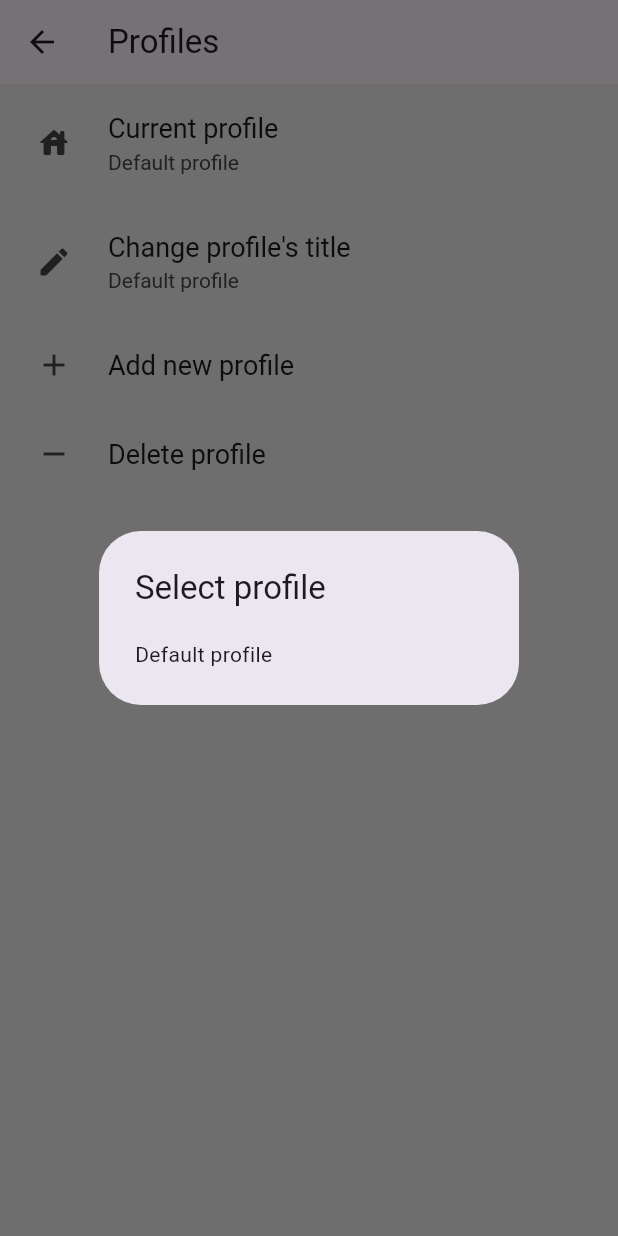
After one commit to sergejey/majordomo_flutter_app, a Flutter app: the PageProfiles screen opened directly, after a tap on "Current profile", on a phone screen of 412 x 824 dp. The commit adds this screen. Run offline on Flutter 3.47's test engine with Material 3 defaults, Android fonts, the phone set to English and light mode, and no system bars; drawn by our look-alikes of settings_ui; our stand-ins replace auto_size_text, connectivity_plus, firebase_core, firebase_messaging, flutter_local_notifications, flutter_speed_dial and 7 more; missing offline and left inert: based_battery_indicator, flutter_fgbg, network_info_plus, oauth_webauth, prompt_dialog, responsive_grid_list; accounts and stored records are empty.

Commit message:
Multi-profiles

```diff
--- a/lib/commonWidgets/group_widget.dart
+++ b/lib/commonWidgets/group_widget.dart
@@ -20,7 +20,7 @@ class GroupWidget extends StatelessWidget {
       groupIcon = const Icon(Icons.light_outlined, color: Colors.green);
     }
     if (name == 'outlet') {
-      groupIcon = const Icon(Icons.outlet_outlined, color: Colors.green);
+      groupIcon = const Icon(Icons.power_settings_new, color: Colors.green);
     }
     if (name == 'openable') {
       groupIcon = const Icon(Icons.lock_open_rounded, color: Colors.green);
@@ -30,6 +30,9 @@ class GroupWidget extends StatelessWidget {
     }
     if (name == 'motion') {
       groupIcon = const Icon(Icons.man, color: Colors.green);
+    }
+    if (name == 'camera') {
+      groupIcon = const Icon(Icons.video_camera_back_outlined, color: Colors.green);
     }
     if (name == 'climate') {
       groupIcon = const Icon(Icons.ac_unit_outlined, color: Colors.green);
--- /dev/null
+++ b/lib/models/profile.dart
@@ -0,0 +1,9 @@
+class Profile {
+  final String id;
+  final String title;
+
+  const Profile({
+    required this.id,
+    required this.title,
+  });
+}
--- a/lib/pages/page_main.dart
+++ b/lib/pages/page_main.dart
@@ -20,6 +20,7 @@ import 'package:home_app/commonWidgets/_room_wrapper.dart';
 import 'package:localization/localization.dart';
 import 'package:responsive_grid_list/responsive_grid_list.dart';
 import 'package:flutter_speed_dial/flutter_speed_dial.dart';
+import 'package:fluttertoast/fluttertoast.dart';
 
 import 'package:flutter_fgbg/flutter_fgbg.dart';
 
@@ -174,7 +175,40 @@ class _MyHomePageState extends State<PageMain> {
                       });
                     },
                   ),
-                ]),
+                ]..addAll(stateManager
+                    .pageMainDevicesNotifier.profiles.length <=
+                    1
+                    ? []
+                    : List.generate(
+                    stateManager.pageMainDevicesNotifier.profiles.length,
+                        (index) {
+                      int len = stateManager
+                          .pageMainDevicesNotifier.profiles.length;
+                      int addIndex = len - index - 1;
+                      return SpeedDialChild(
+                        child: const Icon(Icons.home),
+                        backgroundColor: stateManager
+                            .pageMainDevicesNotifier
+                            .profiles[addIndex]
+                            .id ==
+                            stateManager.pageMainDevicesNotifier
+                                .currentProfileId
+                            ? Colors.green
+                            : Colors.blue,
+                        foregroundColor: Colors.white,
+                        label: stateManager.pageMainDevicesNotifier
+                            .profiles[addIndex].title,
+                        onTap: () {
+                          Fluttertoast.showToast(
+                              msg:
+                              '${"profiles_switching_to".i18n()} ${stateManager.pageMainDevicesNotifier.profiles[addIndex].title}');
+                          stateManager.pageMainDevicesNotifier.switchProfile(stateManager
+                              .pageMainDevicesNotifier
+                              .profiles[addIndex]
+                              .id);
+                        },
+                      );
+                    }))),
           ),
         );
       },
--- /dev/null
+++ b/lib/pages/page_profiles.dart
@@ -0,0 +1,130 @@
+import 'package:flutter/material.dart';
+import 'package:settings_ui/settings_ui.dart';
+import 'package:localization/localization.dart';
+import '../models/profile.dart';
+import '../services/service_locator.dart';
+import './page_profiles_logic.dart';
+import 'package:prompt_dialog/prompt_dialog.dart';
+
+class PageProfiles extends StatefulWidget {
+  const PageProfiles({super.key});
+
+  @override
+  State<PageProfiles> createState() => _ProfilesPageState();
+}
+
+class _ProfilesPageState extends State<PageProfiles> {
+  final stateManager = getIt<ProfilesPageManager>();
+
+  @override
+  void initState() {
+    stateManager.initProfilesPageState();
+    super.initState();
+  }
+
+  @override
+  void dispose() {
+    stateManager.dispose();
+    super.dispose();
+  }
+
+  @override
+  Widget build(BuildContext context) {
+    final stateManager = getIt<ProfilesPageManager>();
+    return ValueListenableBuilder<String>(
+        valueListenable: stateManager.pageProfilesNotifier,
+        builder: (context, value, child) {
+          return Scaffold(
+              appBar: AppBar(title: Text('profiles'.i18n())),
+              body: SettingsList(platform: DevicePlatform.android, sections: [
+                SettingsSection(tiles: [
+                  SettingsTile(
+                    title: Text('profiles_current'.i18n()),
+                    leading: const Icon(Icons.house_rounded),
+                    value: Text(
+                        stateManager.pageProfilesNotifier.currentProfileTitle),
+                    onPressed: (context) async {
+                      List<Profile> profiles =
+                      await stateManager.pageProfilesNotifier.getProfiles();
+                      showDialog(
+                        context: context,
+                        builder: (BuildContext context) {
+                          return SimpleDialog(
+                            title: Text('profiles_select'.i18n()),
+                            children: [
+                              ...profiles.map((value) {
+                                return SimpleDialogOption(
+                                  child: Text(value.title),
+                                  onPressed: () {
+                                    stateManager.switchProfile(value.id);
+                                    Navigator.pop(context);
+                                  },
+                                );
+                              }),
+                            ],
+                          );
+                        },
+                      );
+                      stateManager.initProfilesPageState();
+                    },
+                  ),
+                  SettingsTile(
+                    title: Text('profiles_change_title'.i18n()),
+                    leading: const Icon(Icons.edit),
+                    value: Text(
+                        "${stateManager.pageProfilesNotifier.currentProfileTitle}"),
+                    onPressed: (context) async {
+                      String? newValue = await prompt(context,
+                          initialValue: stateManager
+                              .pageProfilesNotifier.currentProfileTitle) ??
+                          "";
+                      if (newValue != "") {
+                        stateManager.setProfileTitle(newValue);
+                      }
+                    },
+                  ),
+                  SettingsTile(
+                    title: Text('profiles_add'.i18n()),
+                    leading: const Icon(Icons.add),
+                    onPressed: (context) async {
+                      String? newValue = await prompt(context) ?? "";
+                      if (newValue != "") {
+                        stateManager.addProfile(newValue);
+                      }
+                    },
+                  ),
+                  SettingsTile(
+                    title: Text('profiles_delete'.i18n()),
+                    leading: const Icon(Icons.remove),
+                    enabled: stateManager.pageProfilesNotifier.currentProfileId!="",
+                    onPressed: (context) async {
+                      showDialog(
+                          context: context,
+                          builder: (BuildContext context) {
+                            return AlertDialog(
+                              title: Text('dialog_confirmation'.i18n()),
+                              content: Text('dialog_are_you_sure'.i18n()),
+                              actions: [
+                                TextButton(
+                                  child: Text('dialog_ok'.i18n()),
+                                  onPressed: () {
+                                    stateManager.deleteProfile();
+                                    Navigator.pop(context);
+                                  },
+                                ),
+                                TextButton(
+                                  child: Text('dialog_cancel'.i18n()),
+                                  onPressed: () {
+                                    Navigator.pop(context);
+                                  },
+                                ),
+                              ],
+                            );
+                          });
+                    },
+                  ),
+                ])
+              ]));
+        });
+  }
+}
--- /dev/null
+++ b/lib/pages/page_profiles_notifier.dart
@@ -0,0 +1,60 @@
+import 'package:flutter/cupertino.dart';
+import '../services/service_locator.dart';
+import '../services/preferences_service.dart';
+import 'package:localization/localization.dart';
+import '../models/profile.dart';
+
+class PageProfilesNotifier extends ValueNotifier<String> {
+  PageProfilesNotifier() : super('');
+
+  final _preferencesService = getIt<PreferencesService>();
+  String currentProfileId = "";
+  String currentProfileTitle = "";
+
+  Future<void> initialize() async {
+    // get settings
+    await _preferencesService.readAllPreferences();
+    currentProfileId = _preferencesService.getProfileId();
+    currentProfileTitle =
+        _preferencesService.getPreference("profile_title") ?? 'profiles_default'.i18n();
+    _updatePageProfiles(DateTime.now().toString());
+  }
+
+  Future<List<Profile>> getProfiles() async {
+    return _preferencesService.getProfiles();
+  }
+
+  void addProfile(String profileTitle) async {
+    await _preferencesService.addProfile(profileTitle);
+    initialize();
+  }
+
+  void setProfileTitle(String profileTitle) {
+    _preferencesService.setProfileTitle(currentProfileId, profileTitle);
+    currentProfileTitle = profileTitle;
+    initialize();
+  }
+
+  void switchProfile(String profileId) async {
+    _preferencesService.setProfileId(profileId);
+    initialize();
+  }
+
+  void deleteProfile() async {
+    await _preferencesService.deleteProfile(currentProfileId);
+    initialize();
+  }
+
+  String? getPreference(String key) {
+    return _preferencesService.getPreference(key);
+  }
+
+  Future<void> savePreference(String key, String value) async {
+    _preferencesService.savePreference(key, value);
+    _updatePageProfiles(DateTime.now().toString());
+  }
+
+  void _updatePageProfiles(String newValue) {
+    value = newValue;
+  }
+}
--- a/lib/services/preferences_service.dart
+++ b/lib/services/preferences_service.dart
@@ -1,8 +1,11 @@
 import "dart:async";
 import 'package:shared_preferences/shared_preferences.dart';
+import 'package:localization/localization.dart';
+import '../models/profile.dart';
 
 class PreferencesService {
 
+  String _profileId = '';
   final _data = <String,dynamic>{};
 
   final Future<SharedPreferences> _prefs = SharedPreferences.getInstance();
@@ -14,16 +17,103 @@ class PreferencesService {
     for (var element in keys) {
       _data[element] = prefs.getString(element);
     }
+    _profileId = _data["profile_id"] ?? "";
+  }
+
+  String getProfileId() {
+    return _profileId;
+  }
+
+  void setProfileId(String Id) async {
+    final SharedPreferences prefs = await _prefs;
+    prefs.setString("profile_id", Id);
+    _data["profile_id"] = Id;
+    _profileId = Id;
+  }
+
+  void setProfileTitle(String Id, String profileTitle) async {
+    final SharedPreferences prefs = await _prefs;
+    if (Id != "") {
+      prefs.setString("prof_${Id}_profile_title", profileTitle);
+    } else {
+      prefs.setString("profile_title", profileTitle);
+    }
+  }
+
+  Future<void> addProfile(String profileTitle) async {
+    final SharedPreferences prefs = await _prefs;
+    String profileList = prefs.getString("list_of_profiles") ?? "";
+    List<String> profilesString = profileList.split(";");
+
+    String newId = DateTime.now().millisecondsSinceEpoch.toString();
+    profilesString.add(newId);
+    prefs.setString("list_of_profiles", profilesString.join(";"));
+    setProfileTitle(newId, profileTitle);
+    setProfileId(newId);
+  }
+
+  Future<List<Profile>> getProfiles() async {
+    final SharedPreferences prefs = await _prefs;
+    List<Profile> profiles = [];
+    profiles.add(Profile(id: '', title: _data["profile_title"] ?? 'profiles_default'.i18n()));
+    String profileList = prefs.getString("list_of_profiles") ?? "";
+    if (profileList != "") {
+      List<String> profilesString = profileList.split(";");
+      for (var item in profilesString) {
+        if (item == "") continue;
+        String profileTitle = _data["prof_${item}_profile_title"] ?? item;
+        profiles.add(Profile(id: item, title: profileTitle));
+      }
+    }
+    return profiles;
+  }
+
+  Future<void> deleteProfile(String Id) async {
+    if (Id != '') {
+      final SharedPreferences prefs = await _prefs;
+      var keys = prefs.getKeys();
+      for (var element in keys) {
+        if (element.startsWith("prof_${Id}_")) {
+          prefs.remove(element);
+        }
+      }
+      String profileList = prefs.getString("list_of_profiles") ?? "";
+      if (profileList != "") {
+        List<String> profiles = profileList.split(";");
+        for (var item in profiles) {
+          if (item == Id) {
+            profiles.remove(item);
+            break;
+          }
+        }
+        prefs.setString("list_of_profiles", profiles.join(";"));
+      }
+    }
+    setProfileId('');
+  }
+
+  bool isAppKey(String key) {
+    List<String> appKeys = ['connectAccessToken','language'];
+    if (appKeys.contains(key)) return true;
+    return false;
   }
 
   String? getPreference(String key) {
-    return _data[key];
+    if (_profileId == '' || isAppKey(key)) {
+      return _data[key];
+    } else {
+      return _data["prof_${_profileId}_${key}"];
+    }
   }
 
   Future<void> savePreference(String key, String value) async {
     final SharedPreferences prefs = await _prefs;
-    prefs.setString(key, value);
-    //print("Setting of $key saved.");
-    _data[key] = value;
+    if (_profileId == '' || isAppKey(key)) {
+      prefs.setString(key, value);
+      _data[key] = value;
+    } else {
+      prefs.setString("prof_${_profileId}_${key}", value);
+      _data["prof_${_profileId}_${key}"] = value;
+    }
   }
 }
--- a/lib/services/service_locator.dart
+++ b/lib/services/service_locator.dart
@@ -2,13 +2,13 @@ import 'package:get_it/get_it.dart';
 
 import 'package:home_app/services/data_service.dart';
 import 'package:home_app/services/data_service_local.dart';
-
 import 'package:home_app/services/preferences_service.dart';
 
 import 'package:home_app/pages/page_main_logic.dart';
 import 'package:home_app/pages/page_device_logic.dart';
 import 'package:home_app/pages/page_settings_logic.dart';
 import 'package:home_app/pages/page_modes_logic.dart';
+import 'package:home_app/pages/page_profiles_logic.dart';
 
 final getIt = GetIt.instance;
 
@@ -20,4 +20,5 @@ void setupGetIt() {
   getIt.registerLazySingleton<DevicePageManager>(() => DevicePageManager());
   getIt.registerLazySingleton<ModesPageManager>(() => ModesPageManager());
   getIt.registerLazySingleton<SettingsPageManager>(() => SettingsPageManager());
+  getIt.registerLazySingleton<ProfilesPageManager>(() => ProfilesPageManager());
 }
--- a/pubspec.yaml
+++ b/pubspec.yaml
@@ -16,7 +16,7 @@ publish_to: 'none' # Remove this line if you wish to publish to pub.dev
 # https://developer.apple.com/library/archive/documentation/General/Reference/InfoPlistKeyReference/Articles/CoreFoundationKeys.html
 # In Windows, build-name is used as the major, minor, and patch parts
 # of the product and file versions while build-number is used as the build suffix.
-version: 1.0.1+12
+version: 1.0.1+13
 
 environment:
   sdk: '>=3.0.0 <4.0.0'
```
Also changed, not shown: assets/lang/en_US.json (+14 -1 lines), assets/lang/ru_RU.json (+14 -1 lines), lib/pages/page_main_devices_notifier.dart (+24 -1 lines), lib/pages/page_profiles_logic.dart (added, +36 -0 lines), lib/pages/page_settings.dart (+17 -0 lines), lib/pages/page_settings_notifier.dart (+13 -0 lines).
